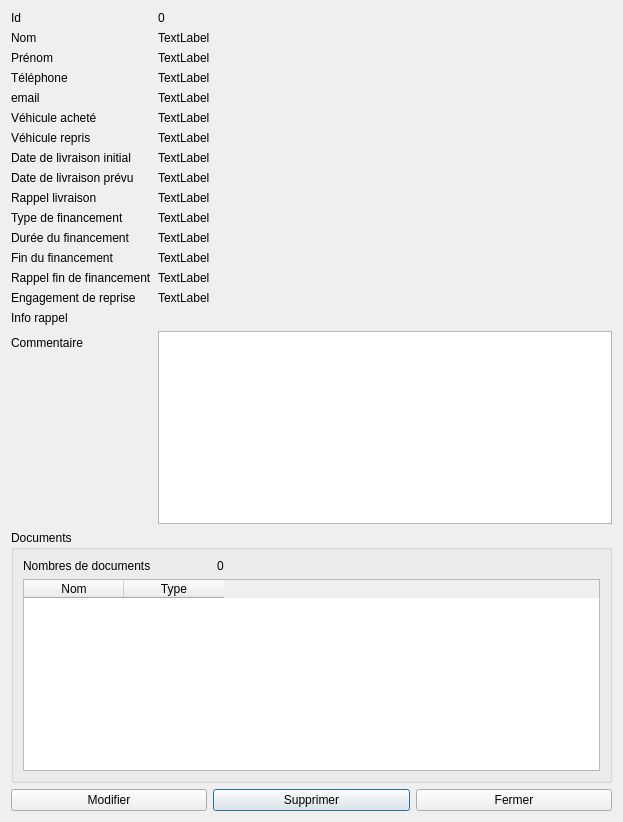
This is showclient.ui in firedream89/customer-database as Qt 5 draws it before an edit. The edited form follows.
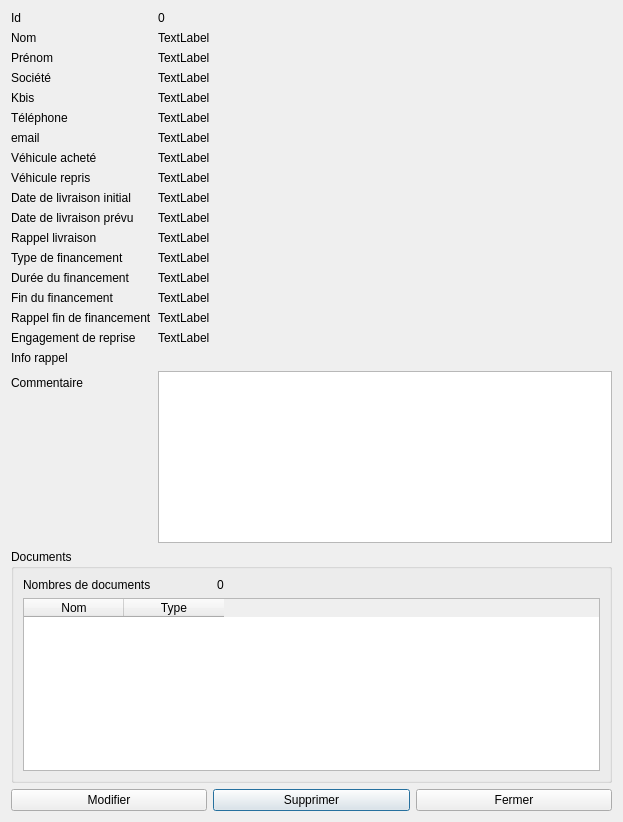
This is the edited form.

Commit message:
Ajout champs Société et Kbis
-Correction d'une erreur lors de l'ouverture d'un client existant
-Ajout société, Kbis et téléphone dans la recherche

What changed in the file:
```diff
--- a/showclient.ui
+++ b/showclient.ui
@@ -79,178 +79,178 @@
        </property>
       </widget>
      </item>
-     <item row="3" column="0">
+     <item row="5" column="0">
       <widget class="QLabel" name="label_5">
        <property name="text">
         <string>Téléphone</string>
        </property>
       </widget>
      </item>
-     <item row="3" column="1">
+     <item row="5" column="1">
       <widget class="QLabel" name="phone">
        <property name="text">
         <string>TextLabel</string>
        </property>
       </widget>
      </item>
-     <item row="4" column="0">
+     <item row="6" column="0">
       <widget class="QLabel" name="label_6">
        <property name="text">
         <string>email</string>
        </property>
       </widget>
      </item>
-     <item row="4" column="1">
+     <item row="6" column="1">
       <widget class="QLabel" name="email">
        <property name="text">
         <string>TextLabel</string>
        </property>
       </widget>
      </item>
-     <item row="5" column="0">
+     <item row="7" column="0">
       <widget class="QLabel" name="label_2">
        <property name="text">
         <string>Véhicule acheté</string>
        </property>
       </widget>
      </item>
-     <item row="5" column="1">
+     <item row="7" column="1">
       <widget class="QLabel" name="carPurchased">
        <property name="text">
         <string>TextLabel</string>
        </property>
       </widget>
      </item>
-     <item row="6" column="0">
+     <item row="8" column="0">
       <widget class="QLabel" name="label_8">
        <property name="text">
         <string>Véhicule repris</string>
        </property>
       </widget>
      </item>
-     <item row="6" column="1">
+     <item row="8" column="1">
       <widget class="QLabel" name="carReprossessed">
        <property name="text">
         <string>TextLabel</string>
        </property>
       </widget>
      </item>
-     <item row="7" column="0">
+     <item row="9" column="0">
       <widget class="QLabel" name="label">
        <property name="text">
         <string>Date de livraison initial</string>
        </property>
       </widget>
      </item>
-     <item row="7" column="1">
+     <item row="9" column="1">
       <widget class="QLabel" name="originalDeliveryDate">
        <property name="text">
         <string>TextLabel</string>
        </property>
       </widget>
      </item>
-     <item row="8" column="0">
+     <item row="10" column="0">
       <widget class="QLabel" name="label_7">
        <property name="text">
         <string>Date de livraison prévu</string>
        </property>
       </widget>
      </item>
-     <item row="8" column="1">
+     <item row="10" column="1">
       <widget class="QLabel" name="expectedDeliveryDate">
        <property name="text">
         <string>TextLabel</string>
        </property>
       </widget>
      </item>
-     <item row="9" column="0">
+     <item row="11" column="0">
       <widget class="QLabel" name="label_16">
        <property name="text">
         <string>Rappel livraison</string>
        </property>
       </widget>
      </item>
-     <item row="9" column="1">
+     <item row="11" column="1">
       <widget class="QLabel" name="rappelLiv">
        <property name="text">
         <string>TextLabel</string>
        </property>
       </widget>
      </item>
-     <item row="10" column="0">
+     <item row="12" column="0">
       <widget class="QLabel" name="label_9">
        <property name="text">
         <string>Type de financement</string>
        </property>
       </widget>
      </item>
-     <item row="10" column="1">
+     <item row="12" column="1">
       <widget class="QLabel" name="financement">
        <property name="text">
         <string>TextLabel</string>
        </property>
       </widget>
      </item>
-     <item row="11" column="0">
+     <item row="13" column="0">
       <widget class="QLabel" name="label_10">
        <property name="text">
         <string>Durée du financement</string>
        </property>
       </widget>
      </item>
-     <item row="11" column="1">
+     <item row="13" column="1">
       <widget class="QLabel" name="repaymentDuration">
        <property name="text">
         <string>TextLabel</string>
        </property>
       </widget>
      </item>
-     <item row="13" column="0">
+     <item row="15" column="0">
       <widget class="QLabel" name="label_17">
        <property name="text">
         <string>Rappel fin de financement</string>
        </property>
       </widget>
      </item>
-     <item row="13" column="1">
+     <item row="15" column="1">
       <widget class="QLabel" name="rappelFin">
        <property name="text">
         <string>TextLabel</string>
        </property>
       </widget>
      </item>
-     <item row="12" column="0">
+     <item row="14" column="0">
       <widget class="QLabel" name="label_14">
        <property name="text">
         <string>Fin du financement</string>
        </property>
       </widget>
      </item>
-     <item row="12" column="1">
-      <widget class="QLabel" name="repaymentEnd">
-       <property name="text">
-        <string>TextLabel</string>
-       </property>
-      </widget>
-     </item>
      <item row="14" column="1">
-      <widget class="QLabel" name="engReprise">
+      <widget class="QLabel" name="repaymentEnd">
        <property name="text">
         <string>TextLabel</string>
        </property>
       </widget>
      </item>
      <item row="16" column="1">
+      <widget class="QLabel" name="engReprise">
+       <property name="text">
+        <string>TextLabel</string>
+       </property>
+      </widget>
+     </item>
+     <item row="18" column="1">
       <widget class="QTextBrowser" name="commentaire"/>
      </item>
-     <item row="16" column="0">
+     <item row="18" column="0">
       <widget class="QLabel" name="label_12">
        <property name="text">
         <string>Commentaire</string>
        </property>
       </widget>
      </item>
-     <item row="17" column="0" colspan="2">
+     <item row="19" column="0" colspan="2">
       <widget class="QGroupBox" name="groupBox">
        <property name="title">
         <string>Documents</string>
@@ -290,27 +290,55 @@
        </layout>
       </widget>
      </item>
-     <item row="15" column="1">
+     <item row="17" column="1">
       <widget class="QLabel" name="infoRappel">
        <property name="text">
         <string/>
        </property>
       </widget>
      </item>
-     <item row="14" column="0">
+     <item row="16" column="0">
       <widget class="QLabel" name="label_18">
        <property name="text">
         <string>Engagement de reprise</string>
        </property>
       </widget>
      </item>
-     <item row="15" column="0">
+     <item row="17" column="0">
       <widget class="QLabel" name="label_19">
        <property name="text">
         <string>Info rappel</string>
        </property>
       </widget>
      </item>
+     <item row="3" column="0">
+      <widget class="QLabel" name="label_15">
+       <property name="text">
+        <string>Société</string>
+       </property>
+      </widget>
+     </item>
+     <item row="3" column="1">
+      <widget class="QLabel" name="societe">
+       <property name="text">
+        <string>TextLabel</string>
+       </property>
+      </widget>
+     </item>
+     <item row="4" column="1">
+      <widget class="QLabel" name="kbis">
+       <property name="text">
+        <string>TextLabel</string>
+       </property>
+      </widget>
+     </item>
+     <item row="4" column="0">
+      <widget class="QLabel" name="label_20">
+       <property name="text">
+        <string>Kbis</string>
+       </property>
+      </widget>
+     </item>
     </layout>
    </item>
   </layout>
```
The commit also changes 6 other files.
